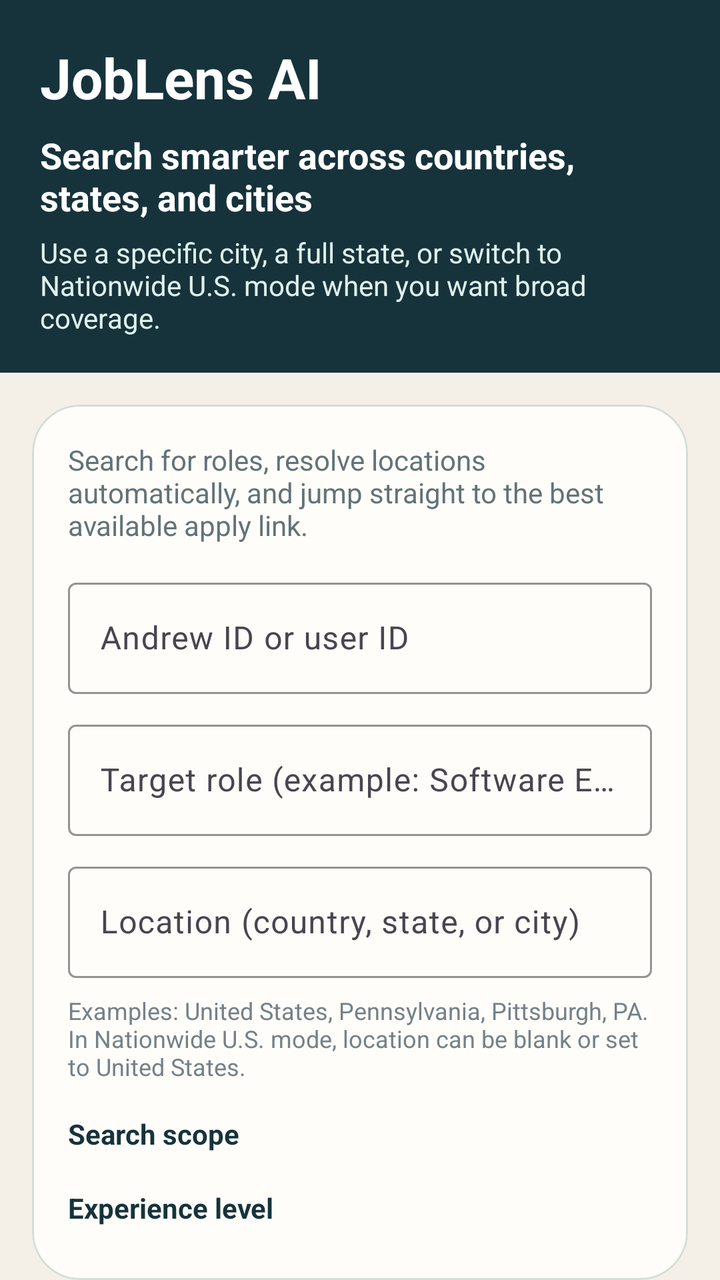
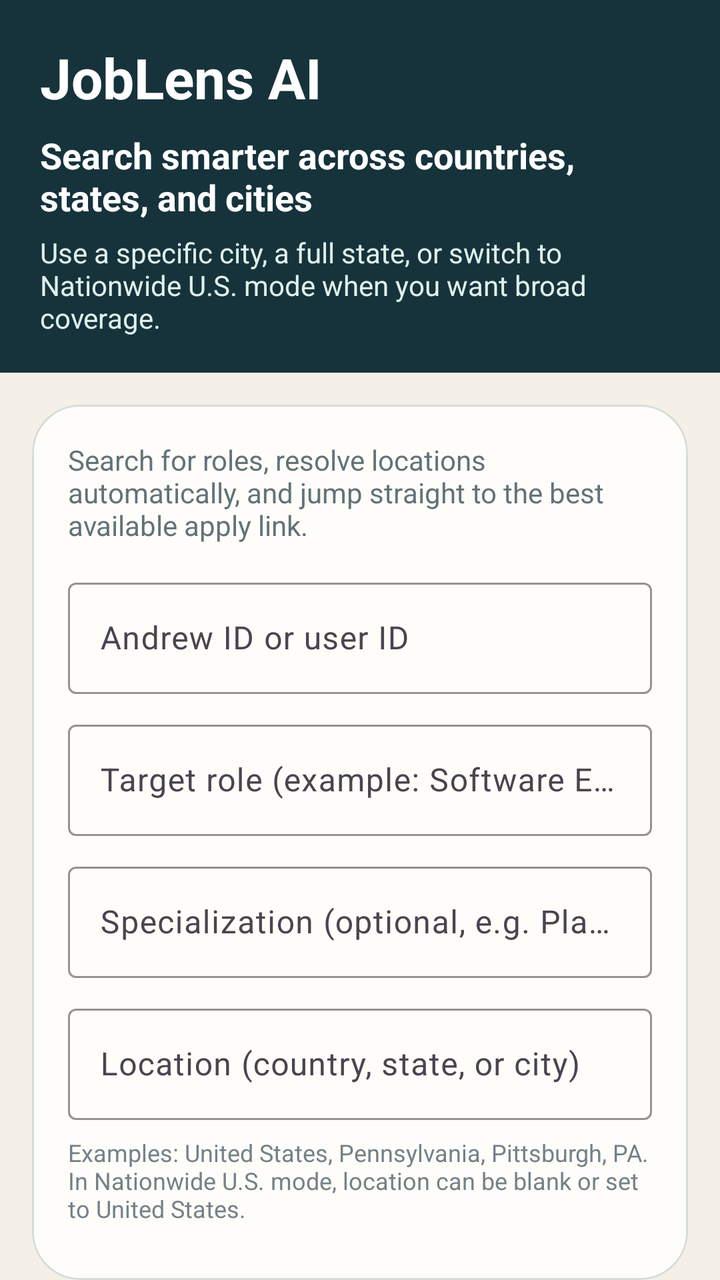

Compare the two renders of this Android layout. The source of the first and the diff that turns it into the second are given below.
<!-- AndroidManifest.xml: application theme Theme.JobSearch -->
<!-- res/layout/fragment_first.xml -->
<?xml version="1.0" encoding="utf-8"?>
<LinearLayout xmlns:android="http://schemas.android.com/apk/res/android"
    xmlns:app="http://schemas.android.com/apk/res-auto"
    xmlns:tools="http://schemas.android.com/tools"
    android:layout_width="match_parent"
    android:layout_height="match_parent"
    android:background="@color/canvas_sand"
    android:orientation="vertical"
    tools:context=".FirstFragment">

    <LinearLayout
        android:layout_width="match_parent"
        android:layout_height="wrap_content"
        android:background="@color/brand_ink"
        android:orientation="vertical"
        android:paddingHorizontal="20dp"
        android:paddingTop="20dp"
        android:paddingBottom="18dp">

        <TextView
            android:layout_width="match_parent"
            android:layout_height="wrap_content"
            android:text="@string/app_name"
            android:textColor="@color/white"
            android:textSize="28sp"
            android:textStyle="bold" />

        <TextView
            android:layout_width="match_parent"
            android:layout_height="wrap_content"
            android:layout_marginTop="8dp"
            android:text="@string/search_title"
            android:textColor="@color/white"
            android:textSize="18sp"
            android:textStyle="bold" />

        <TextView
            android:layout_width="match_parent"
            android:layout_height="wrap_content"
            android:layout_marginTop="6dp"
            android:text="@string/search_subtitle"
            android:textColor="@color/brand_mint"
            android:textSize="14sp" />
    </LinearLayout>

    <com.google.android.material.card.MaterialCardView
        android:layout_width="match_parent"
        android:layout_height="wrap_content"
        android:layout_marginHorizontal="16dp"
        android:layout_marginTop="16dp"
        app:cardBackgroundColor="@color/surface_card"
        app:cardCornerRadius="24dp"
        app:cardElevation="0dp"
        app:strokeColor="@color/stroke_soft"
        app:strokeWidth="1dp">

        <LinearLayout
            android:layout_width="match_parent"
            android:layout_height="wrap_content"
            android:orientation="vertical"
            android:padding="18dp">

            <TextView
                android:layout_width="match_parent"
                android:layout_height="wrap_content"
                android:text="@string/search_helper_text"
                android:textColor="@color/text_muted"
                android:textSize="14sp" />

            <com.google.android.material.textfield.TextInputLayout
                android:layout_width="match_parent"
                android:layout_height="wrap_content"
                android:layout_marginTop="14dp"
                app:boxBackgroundMode="outline"
                app:boxStrokeColor="@color/stroke_soft"
                app:hintTextColor="@color/text_soft">

                <com.google.android.material.textfield.TextInputEditText
                    android:id="@+id/input_user_id"
                    android:layout_width="match_parent"
                    android:layout_height="wrap_content"
                    android:hint="@string/hint_user_id"
                    android:inputType="textPersonName" />
            </com.google.android.material.textfield.TextInputLayout>

            <com.google.android.material.textfield.TextInputLayout
                android:layout_width="match_parent"
                android:layout_height="wrap_content"
                android:layout_marginTop="10dp"
                app:boxBackgroundMode="outline"
                app:boxStrokeColor="@color/stroke_soft"
                app:hintTextColor="@color/text_soft">

                <com.google.android.material.textfield.TextInputEditText
                    android:id="@+id/input_role"
                    android:layout_width="match_parent"
                    android:layout_height="wrap_content"
                    android:hint="@string/hint_role"
                    android:inputType="text" />
            </com.google.android.material.textfield.TextInputLayout>

            <com.google.android.material.textfield.TextInputLayout
                android:layout_width="match_parent"
                android:layout_height="wrap_content"
                android:layout_marginTop="10dp"
                app:boxBackgroundMode="outline"
                app:boxStrokeColor="@color/stroke_soft"
                app:hintTextColor="@color/text_soft">

                <com.google.android.material.textfield.TextInputEditText
                    android:id="@+id/input_location"
                    android:layout_width="match_parent"
                    android:layout_height="wrap_content"
                    android:hint="@string/hint_location"
                    android:inputType="textPostalAddress" />
            </com.google.android.material.textfield.TextInputLayout>

            <TextView
                android:layout_width="match_parent"
                android:layout_height="wrap_content"
                android:layout_marginTop="8dp"
                android:text="@string/location_helper_text"
                android:textColor="@color/text_soft"
                android:textSize="12sp" />

            <TextView
                android:layout_width="match_parent"
                android:layout_height="wrap_content"
                android:layout_marginTop="16dp"
                android:text="@string/label_search_scope"
                android:textColor="@color/brand_ink"
                android:textStyle="bold" />

            <Spinner
                android:id="@+id/spinner_search_scope"
                android:layout_width="match_parent"
                android:layout_height="wrap_content"
                android:layout_marginTop="6dp"
                android:background="@color/surface_chip" />

            <TextView
                android:layout_width="match_parent"
                android:layout_height="wrap_content"
                android:layout_marginTop="12dp"
                android:text="@string/label_experience_level"
                android:textColor="@color/brand_ink"
                android:textStyle="bold" />

            <Spinner
                android:id="@+id/spinner_experience"
                android:layout_width="match_parent"
                android:layout_height="wrap_content"
                android:layout_marginTop="6dp"
                android:background="@color/surface_chip" />

            <LinearLayout
                android:layout_width="match_parent"
                android:layout_height="wrap_content"
                android:layout_marginTop="16dp"
                android:orientation="horizontal">

                <com.google.android.material.button.MaterialButton
                    android:id="@+id/button_search"
                    style="@style/Widget.Material3.Button"
                    android:layout_width="0dp"
                    android:layout_height="wrap_content"
                    android:layout_weight="1"
                    android:text="@string/button_search"
                    app:backgroundTint="@color/brand_teal"
                    app:cornerRadius="18dp" />

                <com.google.android.material.button.MaterialButton
                    android:id="@+id/button_open_history"
                    style="@style/Widget.Material3.Button.OutlinedButton"
                    android:layout_width="0dp"
                    android:layout_height="wrap_content"
                    android:layout_marginStart="10dp"
                    android:layout_weight="1"
                    android:text="@string/button_open_history"
                    app:cornerRadius="18dp"
                    app:strokeColor="@color/brand_teal"
                    android:textColor="@color/brand_teal" />
            </LinearLayout>
        </LinearLayout>
    </com.google.android.material.card.MaterialCardView>

    <TextView
        android:id="@+id/text_search_summary"
        android:layout_width="match_parent"
        android:layout_height="wrap_content"
        android:layout_marginHorizontal="16dp"
        android:layout_marginTop="14dp"
        android:background="@drawable/bg_pill_mint"
        android:text="@string/search_summary_placeholder"
        android:textColor="@color/brand_teal_dark"
        android:textSize="13sp" />

    <TextView
        android:id="@+id/text_status"
        android:layout_width="match_parent"
        android:layout_height="wrap_content"
        android:layout_marginHorizontal="16dp"
        android:layout_marginTop="10dp"
        android:text="@string/search_helper_text"
        android:textColor="@color/text_muted"
        android:textSize="13sp" />

    <LinearLayout
        android:layout_width="match_parent"
        android:layout_height="0dp"
        android:layout_weight="1"
        android:orientation="vertical">

        <androidx.recyclerview.widget.RecyclerView
            android:id="@+id/recycler_jobs"
            android:layout_width="match_parent"
            android:layout_height="0dp"
            android:layout_marginTop="10dp"
            android:layout_weight="1"
            android:clipToPadding="false"
            android:paddingHorizontal="16dp"
            tools:listitem="@layout/item_job" />

        <LinearLayout
            android:id="@+id/layout_search_pagination"
            android:layout_width="match_parent"
            android:layout_height="wrap_content"
            android:layout_marginHorizontal="16dp"
            android:layout_marginTop="8dp"
            android:layout_marginBottom="20dp"
            android:gravity="center_vertical"
            android:orientation="horizontal"
            android:visibility="gone">

            <com.google.android.material.button.MaterialButton
                android:id="@+id/button_search_prev_page"
                style="@style/Widget.Material3.Button.OutlinedButton"
                android:layout_width="wrap_content"
                android:layout_height="wrap_content"
                android:text="@string/button_previous_page"
                app:cornerRadius="16dp"
                app:strokeColor="@color/brand_teal"
                android:textColor="@color/brand_teal" />

            <TextView
                android:id="@+id/text_search_page_info"
                android:layout_width="0dp"
                android:layout_height="wrap_content"
                android:layout_marginHorizontal="10dp"
                android:layout_weight="1"
                android:gravity="center"
                android:text="@string/page_indicator_default"
                android:textColor="@color/text_muted"
                android:textSize="13sp"
                android:textStyle="bold" />

            <com.google.android.material.button.MaterialButton
                android:id="@+id/button_search_next_page"
                style="@style/Widget.Material3.Button"
                android:layout_width="wrap_content"
                android:layout_height="wrap_content"
                android:text="@string/button_next_page"
                app:backgroundTint="@color/brand_teal"
                app:cornerRadius="16dp" />
        </LinearLayout>
    </LinearLayout>

</LinearLayout>
<!-- res/layout/item_job.xml (included above) -->
<?xml version="1.0" encoding="utf-8"?>
<com.google.android.material.card.MaterialCardView xmlns:android="http://schemas.android.com/apk/res/android"
    xmlns:app="http://schemas.android.com/apk/res-auto"
    android:layout_width="match_parent"
    android:layout_height="wrap_content"
    android:layout_marginBottom="14dp"
    app:cardBackgroundColor="@color/surface_card"
    app:cardCornerRadius="22dp"
    app:cardElevation="0dp"
    app:strokeColor="@color/stroke_soft"
    app:strokeWidth="1dp">

    <LinearLayout
        android:layout_width="match_parent"
        android:layout_height="wrap_content"
        android:orientation="vertical"
        android:padding="16dp">

        <TextView
            android:id="@+id/text_job_title"
            android:layout_width="match_parent"
            android:layout_height="wrap_content"
            android:textColor="@color/brand_ink"
            android:textSize="18sp"
            android:textStyle="bold" />

        <TextView
            android:id="@+id/text_job_company"
            android:layout_width="match_parent"
            android:layout_height="wrap_content"
            android:layout_marginTop="6dp"
            android:textColor="@color/text_muted"
            android:textSize="14sp" />

        <TextView
            android:id="@+id/text_job_match_score"
            android:layout_width="wrap_content"
            android:layout_height="wrap_content"
            android:layout_marginTop="10dp"
            android:background="@drawable/bg_pill_mint"
            android:textColor="@color/brand_teal_dark"
            android:textSize="14sp"
            android:textStyle="bold" />

        <TextView
            android:id="@+id/text_job_match_reasons"
            android:layout_width="match_parent"
            android:layout_height="wrap_content"
            android:layout_marginTop="8dp"
            android:textColor="@color/text_muted"
            android:textSize="12sp" />

        <LinearLayout
            android:layout_width="match_parent"
            android:layout_height="wrap_content"
            android:layout_marginTop="12dp"
            android:orientation="horizontal">

            <TextView
                android:id="@+id/text_job_location"
                android:layout_width="wrap_content"
                android:layout_height="wrap_content"
                android:background="@drawable/bg_pill_soft"
                android:textColor="@color/brand_ink"
                android:textSize="12sp" />

            <TextView
                android:id="@+id/text_job_posted_at"
                android:layout_width="wrap_content"
                android:layout_height="wrap_content"
                android:layout_marginStart="8dp"
                android:background="@drawable/bg_pill_soft"
                android:textColor="@color/brand_ink"
                android:textSize="12sp" />
        </LinearLayout>

        <TextView
            android:id="@+id/text_job_meta"
            android:layout_width="match_parent"
            android:layout_height="wrap_content"
            android:layout_marginTop="10dp"
            android:textColor="@color/text_muted"
            android:textSize="13sp" />

        <TextView
            android:id="@+id/text_job_apply_source"
            android:layout_width="match_parent"
            android:layout_height="wrap_content"
            android:layout_marginTop="8dp"
            android:textColor="@color/brand_teal_dark"
            android:textSize="13sp"
            android:textStyle="bold" />

        <com.google.android.material.button.MaterialButton
            android:id="@+id/button_job_apply"
            style="@style/Widget.Material3.Button"
            android:layout_width="wrap_content"
            android:layout_height="wrap_content"
            android:layout_marginTop="14dp"
            android:text="@string/apply_now"
            app:backgroundTint="@color/brand_teal"
            app:cornerRadius="18dp" />
    </LinearLayout>
</com.google.android.material.card.MaterialCardView>
<!-- resources referenced by this layout -->
<resources>
  <color name="brand_ink">#16333C</color>
  <color name="brand_mint">#DFF1EB</color>
  <color name="brand_teal">#2F7F79</color>
  <color name="brand_teal_dark">#256660</color>
  <color name="canvas_sand">#F4EFE7</color>
  <color name="stroke_soft">#D4DDD9</color>
  <color name="surface_card">#FFFDF9</color>
  <color name="surface_chip">#EEF5F2</color>
  <color name="text_muted">#617378</color>
  <color name="text_soft">#738288</color>
  <color name="white">#FFFFFFFF</color>
  <!-- drawable bg_pill_mint (drawable) -->
  <?xml version="1.0" encoding="utf-8"?>
  <shape xmlns:android="http://schemas.android.com/apk/res/android" android:shape="rectangle">
      <solid android:color="@color/brand_mint" />
      <corners android:radius="999dp" />
      <padding
          android:left="12dp"
          android:top="6dp"
          android:right="12dp"
          android:bottom="6dp" />
  </shape>
  <!-- drawable bg_pill_soft (drawable) -->
  <?xml version="1.0" encoding="utf-8"?>
  <shape xmlns:android="http://schemas.android.com/apk/res/android" android:shape="rectangle">
      <solid android:color="@color/surface_chip" />
      <corners android:radius="999dp" />
      <padding
          android:left="12dp"
          android:top="6dp"
          android:right="12dp"
          android:bottom="6dp" />
  </shape>
  <string name="app_name">JobLens AI</string>
  <string name="apply_now">Apply Now</string>
  <string name="button_next_page">Next</string>
  <string name="button_open_history">View History</string>
  <string name="button_previous_page">Previous</string>
  <string name="button_search">Search Jobs</string>
  <string name="hint_location">Location (country, state, or city)</string>
  <string name="hint_role">Target role (example: Software Engineer)</string>
  <string name="hint_user_id">Andrew ID or user ID</string>
  <string name="label_experience_level">Experience level</string>
  <string name="label_search_scope">Search scope</string>
  <string name="location_helper_text">Examples: United States, Pennsylvania, Pittsburgh, PA. In Nationwide U.S. mode, location can be blank or set to United States.</string>
  <string name="page_indicator_default">Page 1 of 1</string>
  <string name="search_helper_text">Search for roles, resolve locations automatically, and jump straight to the best available apply link.</string>
  <string name="search_subtitle">Use a specific city, a full state, or switch to Nationwide U.S. mode when you want broad coverage.</string>
  <string name="search_summary_placeholder">Ready to search. Results will explain how the backend interpreted your location.</string>
  <string name="search_title">Search smarter across countries, states, and cities</string>
  <style name="Theme.JobSearch" parent="Base.Theme.JobSearch" />
  <style name="Base.Theme.JobSearch" parent="Theme.Material3.Light.NoActionBar">
          <item name="colorPrimary">@color/brand_teal</item>
          <item name="colorOnPrimary">@color/white</item>
          <item name="colorSecondary">@color/brand_ink</item>
          <item name="colorSurface">@color/surface_card</item>
          <item name="colorSurfaceVariant">@color/surface_chip</item>
          <item name="colorOutline">@color/stroke_soft</item>
          <item name="android:windowBackground">@color/canvas_sand</item>
          <item name="android:statusBarColor">@color/brand_ink</item>
          <item name="android:navigationBarColor">@color/canvas_sand</item>
      </style>
</resources>

<!-- the commit's change to res/layout/fragment_first.xml (unified diff, before → after) -->
@@ -108,6 +108,22 @@
                 app:hintTextColor="@color/text_soft">
 
                 <com.google.android.material.textfield.TextInputEditText
+                    android:id="@+id/input_specialization"
+                    android:layout_width="match_parent"
+                    android:layout_height="wrap_content"
+                    android:hint="@string/hint_specialization"
+                    android:inputType="text" />
+            </com.google.android.material.textfield.TextInputLayout>
+
+            <com.google.android.material.textfield.TextInputLayout
+                android:layout_width="match_parent"
+                android:layout_height="wrap_content"
+                android:layout_marginTop="10dp"
+                app:boxBackgroundMode="outline"
+                app:boxStrokeColor="@color/stroke_soft"
+                app:hintTextColor="@color/text_soft">
+
+                <com.google.android.material.textfield.TextInputEditText
                     android:id="@+id/input_location"
                     android:layout_width="match_parent"
                     android:layout_height="wrap_content"
@@ -142,12 +158,12 @@
                 android:layout_width="match_parent"
                 android:layout_height="wrap_content"
                 android:layout_marginTop="12dp"
-                android:text="@string/label_experience_level"
+                android:text="@string/label_career_track"
                 android:textColor="@color/brand_ink"
                 android:textStyle="bold" />
 
             <Spinner
-                android:id="@+id/spinner_experience"
+                android:id="@+id/spinner_career_track"
                 android:layout_width="match_parent"
                 android:layout_height="wrap_content"
                 android:layout_marginTop="6dp"
@@ -312,12 +328,46 @@
             android:textStyle="bold" />
 
         <TextView
-            android:id="@+id/text_job_match_reasons"
+            android:id="@+id/text_job_eligibility"
+            android:layout_width="wrap_content"
+            android:layout_height="wrap_content"
+            android:layout_marginTop="8dp"
+            android:background="@drawable/bg_pill_soft"
+            android:textColor="@color/brand_ink"
+            android:textSize="12sp"
+            android:textStyle="bold" />
+
+        <TextView
+            android:id="@+id/text_job_score_breakdown"
             android:layout_width="match_parent"
             android:layout_height="wrap_content"
             android:layout_marginTop="8dp"
             android:textColor="@color/text_muted"
             android:textSize="12sp" />
+
+        <TextView
+            android:id="@+id/text_job_match_reasons"
+            android:layout_width="match_parent"
+            android:layout_height="wrap_content"
+            android:layout_marginTop="8dp"
+            android:textColor="@color/text_muted"
+            android:textSize="12sp" />
+
+        <TextView
+            android:id="@+id/text_job_transferable_skills"
+            android:layout_width="match_parent"
+            android:layout_height="wrap_content"
+            android:layout_marginTop="8dp"
+            android:textColor="@color/text_muted"
+            android:textSize="12sp" />
+
+        <TextView
+            android:id="@+id/text_job_resume_advice"
+            android:layout_width="match_parent"
+            android:layout_height="wrap_content"
+            android:layout_marginTop="8dp"
+            android:textColor="@color/brand_teal_dark"
+            android:textSize="13sp" />
 
         <LinearLayout
             android:layout_width="match_parent"
<!-- resource entries referenced after the edit -->
@@ -41,8 +41,9 @@
   <string name="button_search">Search Jobs</string>
   <string name="hint_location">Location (country, state, or city)</string>
   <string name="hint_role">Target role (example: Software Engineer)</string>
+  <string name="hint_specialization">Specialization (optional, e.g. Platform or Android)</string>
   <string name="hint_user_id">Andrew ID or user ID</string>
-  <string name="label_experience_level">Experience level</string>
+  <string name="label_career_track">Career track</string>
   <string name="label_search_scope">Search scope</string>
   <string name="location_helper_text">Examples: United States, Pennsylvania, Pittsburgh, PA. In Nationwide U.S. mode, location can be blank or set to United States.</string>
   <string name="page_indicator_default">Page 1 of 1</string>
